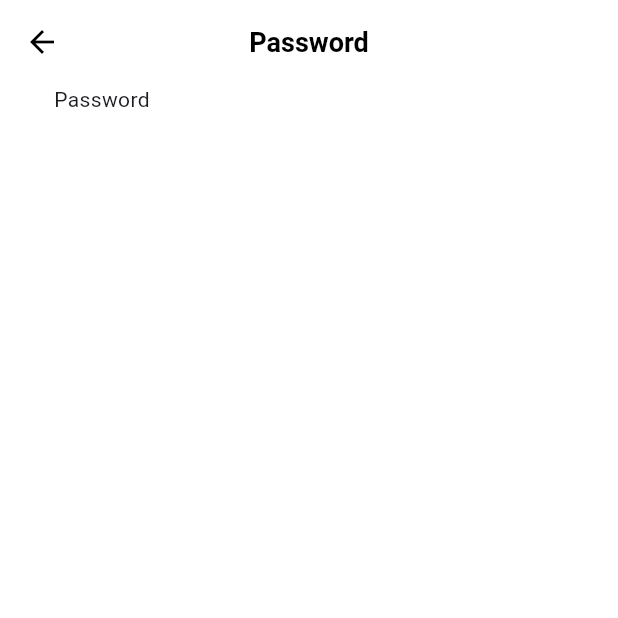
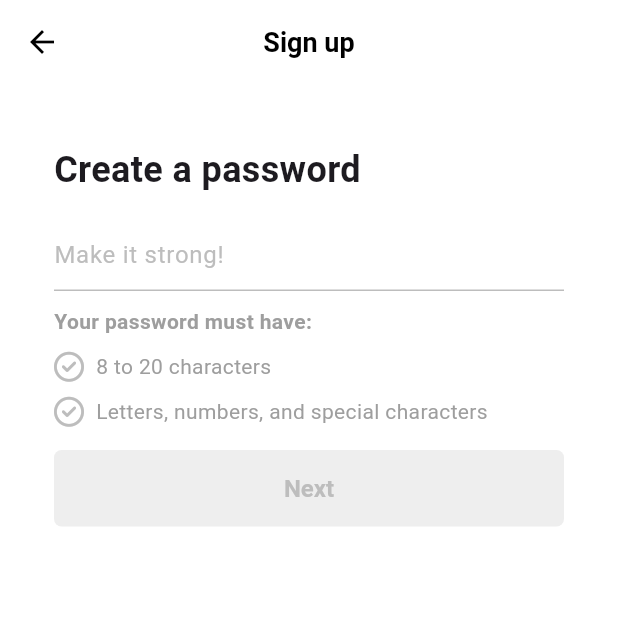
Before and after one commit to helious23/tiktok_clone_again, a Flutter app: the PasswordScreen screen opened directly, on a phone screen of 412 x 824 dp, the top half of it. Run offline on Flutter 3.47's test engine with Material 3 defaults, Android fonts, the phone set to English and light mode, and no system bars; our stand-ins replace font_awesome_flutter.

Commit message:
#4.7 Password Screen

```diff
--- /dev/null
+++ b/lib/features/authentication/birthday_screen.dart
@@ -0,0 +1,26 @@
+import 'package:flutter/material.dart';
+import 'package:tiktok_clone/constants/sizes.dart';
+import 'package:tiktok_clone/constants/gaps.dart';
+
+class BirthdayScreen extends StatelessWidget {
+  const BirthdayScreen({super.key});
+
+  @override
+  Widget build(BuildContext context) {
+    return Scaffold(
+      appBar: AppBar(title: Text('Sign up')),
+      body: Column(
+        children: [
+          Gaps.v40,
+          Text(
+            "When's your birthday?",
+            style: TextStyle(
+              fontSize: Sizes.size24,
+              fontWeight: FontWeight.w700,
+            ),
+          ),
+        ],
+      ),
+    );
+  }
+}
--- a/lib/features/authentication/email_screen.dart
+++ b/lib/features/authentication/email_screen.dart
@@ -94,7 +94,7 @@ class _EmailScreenState extends State<EmailScreen> {
                   ),
                   focusedBorder: UnderlineInputBorder(
                     borderSide: BorderSide(
-                      color: Theme.of(context).primaryColor,
+                      color: Colors.grey.shade400,
                     ),
                   ),
                 ),
--- a/lib/features/authentication/password_screen.dart
+++ b/lib/features/authentication/password_screen.dart
@@ -1,16 +1,201 @@
 import 'package:flutter/material.dart';
+import 'package:font_awesome_flutter/font_awesome_flutter.dart';
+import 'package:tiktok_clone/constants/gaps.dart';
 import 'package:tiktok_clone/constants/sizes.dart';
+import 'package:tiktok_clone/features/authentication/widgets/form_button.dart';
+import 'package:tiktok_clone/features/authentication/birthday_screen.dart';
 
-class PasswordScreen extends StatelessWidget {
+class PasswordScreen extends StatefulWidget {
   const PasswordScreen({super.key});
 
   @override
+  State<PasswordScreen> createState() => _PasswordScreenState();
+}
+
+class _PasswordScreenState extends State<PasswordScreen> {
+  final TextEditingController _passwordController =
+      TextEditingController();
+
+  String _password = '';
+  bool _obscureText = true;
+
+  @override
+  void initState() {
+    super.initState();
+    _passwordController.addListener(() {
+      setState(() {
+        _password = _passwordController.text;
+      });
+    });
+  }
+
+  @override
+  void dispose() {
+    _passwordController.dispose();
+    super.dispose();
+  }
+
+  bool _isPasswordValid() {
+    return _password.isNotEmpty &&
+        _password.length >= 8 &&
+        _password.length <= 20 &&
+        RegExp(r'[a-zA-Z]').hasMatch(_password) &&
+        RegExp(r'[0-9]').hasMatch(_password) &&
+        RegExp(r'[!-/:-@[-`{-~]').hasMatch(_password);
+  }
+
+  void _onScaffoldTap() {
+    FocusScope.of(context).unfocus();
+  }
+
+  void _onClearTap() {
+    _passwordController.clear();
+  }
+
+  void _onSubmit() {
+    if (!_isPasswordValid()) return;
+    Navigator.push(
+      context,
+      MaterialPageRoute(builder: (context) => BirthdayScreen()),
+    );
+  }
+
+  void _toggleObscureText() {
+    setState(() {
+      _obscureText = !_obscureText;
+    });
+  }
+
+  @override
   Widget build(BuildContext context) {
-    return Scaffold(
-      appBar: AppBar(title: Text('Password')),
-      body: Padding(
-        padding: const EdgeInsets.symmetric(horizontal: Sizes.size36),
-        child: Column(children: [Text('Password')]),
+    return GestureDetector(
+      onTap: _onScaffoldTap,
+      child: Scaffold(
+        appBar: AppBar(title: Text('Sign up')),
+        body: Padding(
+          padding: const EdgeInsets.symmetric(
+            horizontal: Sizes.size36,
+          ),
+          child: Column(
+            crossAxisAlignment: CrossAxisAlignment.start,
+            children: [
+              Gaps.v40,
+              Text(
+                "Create a password",
+                style: TextStyle(
+                  fontSize: Sizes.size24,
+                  fontWeight: FontWeight.w700,
+                ),
+              ),
+
+              Gaps.v16,
+              TextField(
+                controller: _passwordController,
+                keyboardType: TextInputType.visiblePassword,
+                obscureText: _obscureText,
+                onEditingComplete: _onSubmit,
+                autocorrect: false,
+                cursorColor: Theme.of(context).primaryColor,
+                decoration: InputDecoration(
+                  suffix: Row(
+                    mainAxisSize: MainAxisSize.min,
+                    children: [
+                      GestureDetector(
+                        onTap: _onClearTap,
+                        child: FaIcon(
+                          FontAwesomeIcons.solidCircleXmark,
+                          color: Colors.grey.shade500,
+                          size: Sizes.size20,
+                        ),
+                      ),
+                      Gaps.h14,
+                      GestureDetector(
+                        onTap: _toggleObscureText,
+                        child: FaIcon(
+                          _obscureText
+                              ? FontAwesomeIcons.eye
+                              : FontAwesomeIcons.eyeSlash,
+                          color: Colors.grey.shade500,
+                          size: Sizes.size20,
+                        ),
+                      ),
+                    ],
+                  ),
+                  hintText: 'Make it strong!',
+                  hintStyle: TextStyle(color: Colors.grey.shade400),
+                  enabledBorder: UnderlineInputBorder(
+                    borderSide: BorderSide(
+                      color: Colors.grey.shade400,
+                    ),
+                  ),
+                  focusedBorder: UnderlineInputBorder(
+                    borderSide: BorderSide(
+                      color: Colors.grey.shade400,
+                    ),
+                  ),
+                ),
+              ),
+              Gaps.v10,
+              Text(
+                "Your password must have:",
+                style: TextStyle(
+                  color: Colors.grey.shade500,
+                  fontWeight: FontWeight.bold,
+                ),
+              ),
+              Gaps.v10,
+              Row(
+                children: [
+                  FaIcon(
+                    FontAwesomeIcons.circleCheck,
+                    color: _isPasswordValid()
+                        ? Colors.green
+                        : Colors.grey.shade400,
+                    size: Sizes.size20,
+                  ),
+                  Gaps.h8,
+                  Text(
+                    "8 to 20 characters",
+                    style: TextStyle(
+                      color: _isPasswordValid()
+                          ? Colors.black
+                          : Colors.grey.shade500,
+                    ),
+                  ),
+                ],
+              ),
+              Gaps.v10,
+              Row(
+                children: [
+                  FaIcon(
+                    FontAwesomeIcons.circleCheck,
+                    color: _isPasswordValid()
+                        ? Colors.green
+                        : Colors.grey.shade400,
+                    size: Sizes.size20,
+                  ),
+                  Gaps.h8,
+                  Text(
+                    "Letters, numbers, and special characters",
+                    style: TextStyle(
+                      color: _isPasswordValid()
+                          ? Colors.black
+                          : Colors.grey.shade500,
+                    ),
+                  ),
+                ],
+              ),
+              Gaps.v16,
+              GestureDetector(
+                onTap: _onSubmit,
+                child: FormButton(
+                  disabled: !_isPasswordValid(),
+                  text: 'Next',
+                ),
+              ),
+            ],
+          ),
+        ),
       ),
     );
   }
--- a/lib/features/authentication/username_screen.dart
+++ b/lib/features/authentication/username_screen.dart
@@ -88,7 +88,7 @@ class _UsernameScreenState extends State<UsernameScreen> {
                   ),
                   focusedBorder: UnderlineInputBorder(
                     borderSide: BorderSide(
-                      color: Theme.of(context).primaryColor,
+                      color: Colors.grey.shade400,
                     ),
                   ),
                 ),
```
